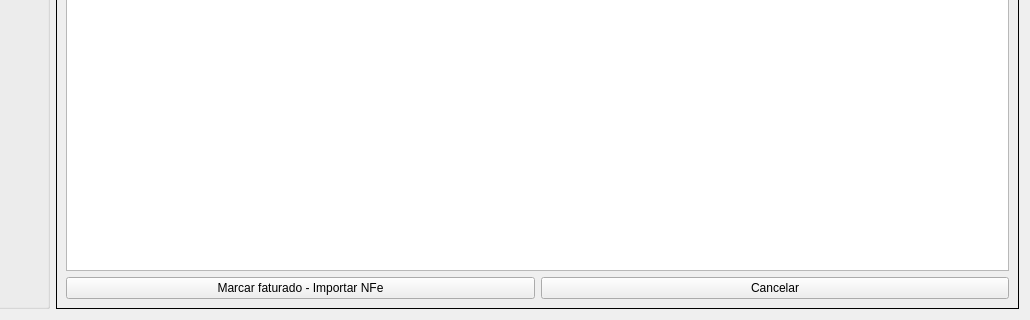
Qt form ui/widgetcomprafaturar.ui (lellisls/ERP-STACCATO) before a commit; both pictures show x 92 to 1122 and y 322 to 642 of the 1122 by 642 pixel window.
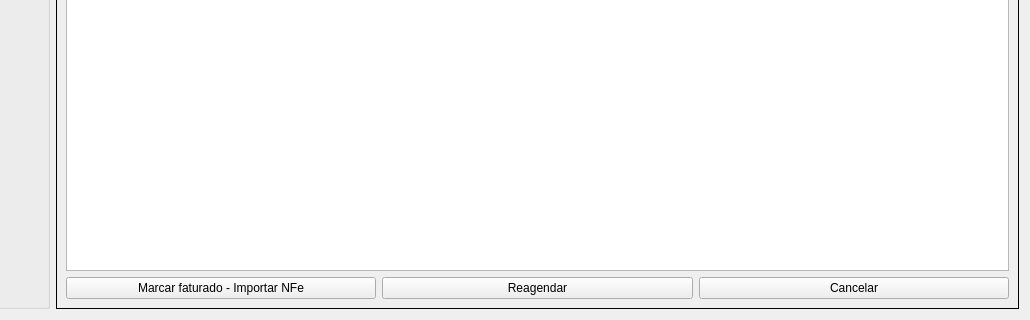
The same form after that commit. Custom widgets are drawn as their Qt base class.

What changed in the file:
```diff
--- a/ui/widgetcomprafaturar.ui
+++ b/ui/widgetcomprafaturar.ui
@@ -61,6 +61,13 @@
       <enum>QFrame::Plain</enum>
      </property>
      <layout class="QGridLayout" name="gridLayout_2">
+      <item row="1" column="2">
+       <widget class="QPushButton" name="pushButtonCancelarCompra">
+        <property name="text">
+         <string>Cancelar</string>
+        </property>
+       </widget>
+      </item>
       <item row="1" column="0">
        <widget class="QPushButton" name="pushButtonMarcarFaturado">
         <property name="text">
@@ -68,14 +75,7 @@
         </property>
        </widget>
       </item>
-      <item row="1" column="1">
-       <widget class="QPushButton" name="pushButtonCancelarCompra">
-        <property name="text">
-         <string>Cancelar</string>
-        </property>
-       </widget>
-      </item>
-      <item row="0" column="0" colspan="2">
+      <item row="0" column="0" colspan="3">
        <widget class="TableView" name="table">
         <property name="mouseTracking">
          <bool>true</bool>
@@ -103,6 +103,13 @@
         </attribute>
        </widget>
       </item>
+      <item row="1" column="1">
+       <widget class="QPushButton" name="pushButtonReagendar">
+        <property name="text">
+         <string>Reagendar</string>
+        </property>
+       </widget>
+      </item>
      </layout>
     </widget>
    </item>
```
